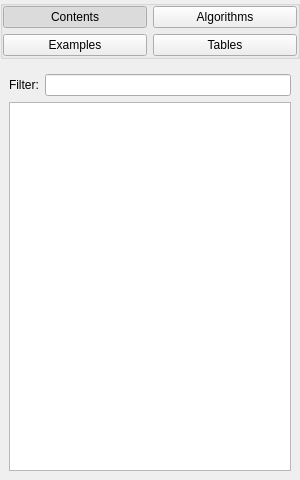
Before: the Qt Designer form src/shared/docbookviewer/sidepanel.ui in victor-yacovlev/kumir2, drawn with Qt 5.
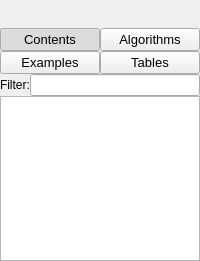
After: the same form once the commit is applied.

Commit message: Improved help viewer for use in small size window (not it can be docked into i/o console space)

Patch:
```diff
--- a/src/shared/docbookviewer/sidepanel.ui
+++ b/src/shared/docbookviewer/sidepanel.ui
@@ -6,13 +6,19 @@
    <rect>
     <x>0</x>
     <y>0</y>
-    <width>300</width>
-    <height>480</height>
+    <width>200</width>
+    <height>261</height>
    </rect>
   </property>
+  <property name="sizePolicy">
+   <sizepolicy hsizetype="MinimumExpanding" vsizetype="Preferred">
+    <horstretch>0</horstretch>
+    <verstretch>0</verstretch>
+   </sizepolicy>
+  </property>
   <property name="minimumSize">
    <size>
-    <width>250</width>
+    <width>200</width>
     <height>0</height>
    </size>
   </property>
@@ -20,23 +26,58 @@
    <string>Form</string>
   </property>
   <layout class="QVBoxLayout" name="verticalLayout_4">
+   <property name="spacing">
+    <number>0</number>
+   </property>
    <property name="margin">
     <number>0</number>
    </property>
    <item>
-    <widget class="QGroupBox" name="groupBox">
-     <property name="title">
-      <string/>
-     </property>
-     <property name="flat">
-      <bool>true</bool>
-     </property>
+    <widget class="QFrame" name="frame">
      <layout class="QGridLayout" name="gridLayout">
       <property name="margin">
        <number>0</number>
       </property>
-      <item row="0" column="0">
+      <property name="spacing">
+       <number>0</number>
+      </property>
+      <item row="2" column="0">
+       <widget class="QPushButton" name="examples">
+        <property name="font">
+         <font>
+          <pointsize>10</pointsize>
+         </font>
+        </property>
+        <property name="text">
+         <string>Examples</string>
+        </property>
+        <property name="checkable">
+         <bool>true</bool>
+        </property>
+       </widget>
+      </item>
+      <item row="2" column="1">
+       <widget class="QPushButton" name="tables">
+        <property name="font">
+         <font>
+          <pointsize>10</pointsize>
+         </font>
+        </property>
+        <property name="text">
+         <string>Tables</string>
+        </property>
+        <property name="checkable">
+         <bool>true</bool>
+        </property>
+       </widget>
+      </item>
+      <item row="1" column="0">
        <widget class="QPushButton" name="contents">
+        <property name="font">
+         <font>
+          <pointsize>10</pointsize>
+         </font>
+        </property>
         <property name="text">
          <string>Contents</string>
         </property>
@@ -48,8 +89,13 @@
         </property>
        </widget>
       </item>
-      <item row="0" column="1">
+      <item row="1" column="1">
        <widget class="QPushButton" name="algorithms">
+        <property name="font">
+         <font>
+          <pointsize>10</pointsize>
+         </font>
+        </property>
         <property name="text">
          <string>Algorithms</string>
         </property>
@@ -58,23 +104,16 @@
         </property>
        </widget>
       </item>
-      <item row="1" column="0">
-       <widget class="QPushButton" name="examples">
-        <property name="text">
-         <string>Examples</string>
+      <item row="0" column="0">
+       <widget class="QLabel" name="label_5">
+        <property name="minimumSize">
+         <size>
+          <width>0</width>
+          <height>28</height>
+         </size>
         </property>
-        <property name="checkable">
-         <bool>true</bool>
-        </property>
-       </widget>
-      </item>
-      <item row="1" column="1">
-       <widget class="QPushButton" name="tables">
         <property name="text">
-         <string>Tables</string>
-        </property>
-        <property name="checkable">
-         <bool>true</bool>
+         <string/>
         </property>
        </widget>
       </item>
@@ -85,6 +124,12 @@
     <widget class="QStackedWidget" name="stackedWidget">
      <widget class="QWidget" name="pageContents">
       <layout class="QVBoxLayout" name="verticalLayout_2">
+       <property name="spacing">
+        <number>0</number>
+       </property>
+       <property name="margin">
+        <number>0</number>
+       </property>
        <item>
         <layout class="QHBoxLayout" name="horizontalLayout_2">
          <item>
@@ -104,6 +149,9 @@
        </item>
        <item>
         <widget class="QTreeWidget" name="contentsNavigator">
+         <property name="indentation">
+          <number>10</number>
+         </property>
          <property name="headerHidden">
           <bool>true</bool>
          </property>
```
Left out of the diff: 27 changed lines with no effect on the pictures. The commit also changes 6 other files.
